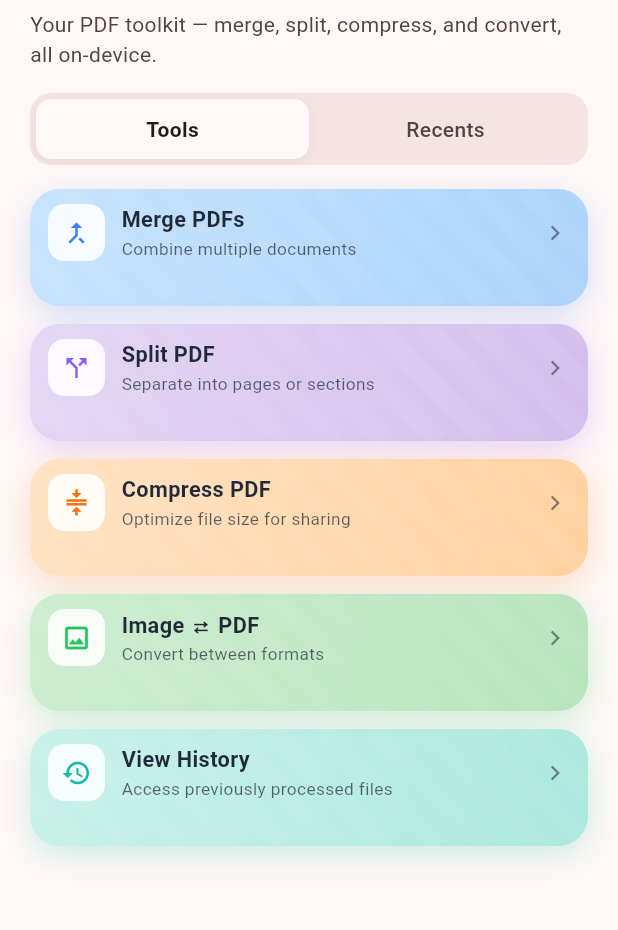
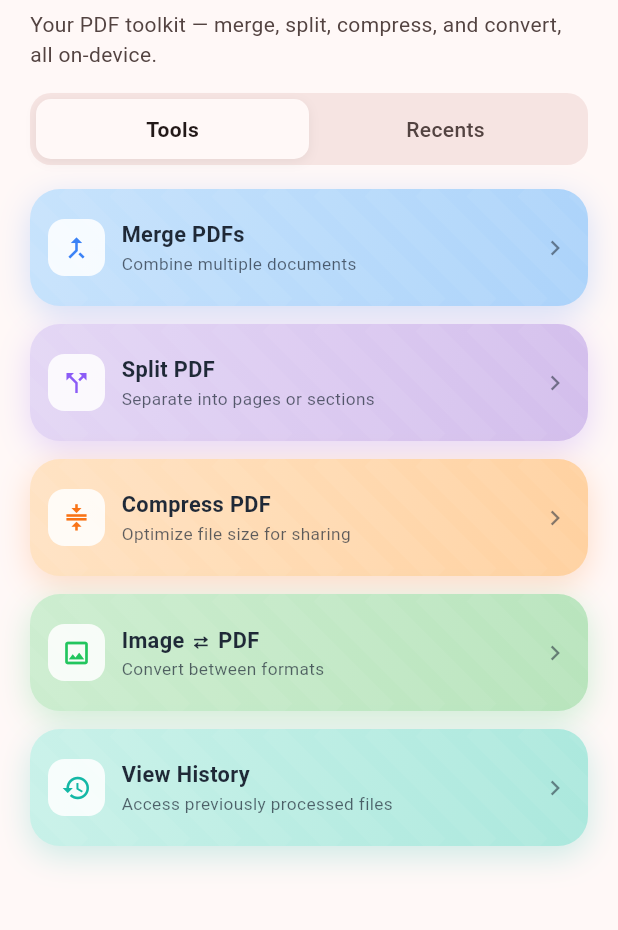
Before and after one commit to shokoufehrouhi/PuraPDF-, a Flutter app: the screen it shows after launch, on a phone screen of 412 x 824 dp, the part 141-1071 px from its top. Run offline on Flutter 3.47's test engine with Material 3 defaults, Android fonts, the phone set to English and light mode, and no system bars; our stand-ins replace file_picker, flutter_riverpod, google_mobile_ads, share_plus, shared_preferences; missing offline and left inert: pdfrx, syncfusion_flutter_pdf; network calls fail.

Commit message:
Fix card content not being vertically centered
Real bug: the icon+text Row sat inside a Stack (alongside the diagonal
sheen's Positioned.fill) with no alignment set, so Stack's default
(top-start) pinned the content to the top of the card - leaving uneven
padding above vs. below once the fixed-height row card was shorter than
its old value.

Fix: Stack now has alignment: Alignment.center, and the content Padding
dropped its now-redundant vertical: 10 (centering handles that symmetry
instead of a hardcoded offset).

Verified on a macOS screenshot: icon/title/subtitle now sit centered
within each card. 19/19 tests, macOS + Android apk builds, flutter
analyze 0 issues.

Co-Authored-By: Claude Sonnet 5 <noreply@anthropic.com>

```diff
--- a/lib/presentation/home_screen.dart
+++ b/lib/presentation/home_screen.dart
@@ -426,6 +426,7 @@ class _FeatureRowCard extends StatelessWidget {
           child: ClipRRect(
             borderRadius: BorderRadius.circular(20),
             child: Stack(
+              alignment: Alignment.center,
               children: [
                 // The reference mockup's glossy sheen — soft diagonal
                 // light streaks over the flat gradient.
@@ -433,10 +434,7 @@ class _FeatureRowCard extends StatelessWidget {
                   child: CustomPaint(painter: _DiagonalSheenPainter()),
                 ),
                 Padding(
-                  padding: const EdgeInsets.symmetric(
-                    horizontal: 12,
-                    vertical: 10,
-                  ),
+                  padding: const EdgeInsets.symmetric(horizontal: 12),
                   child: Row(
                     children: [
                       Container(
```
